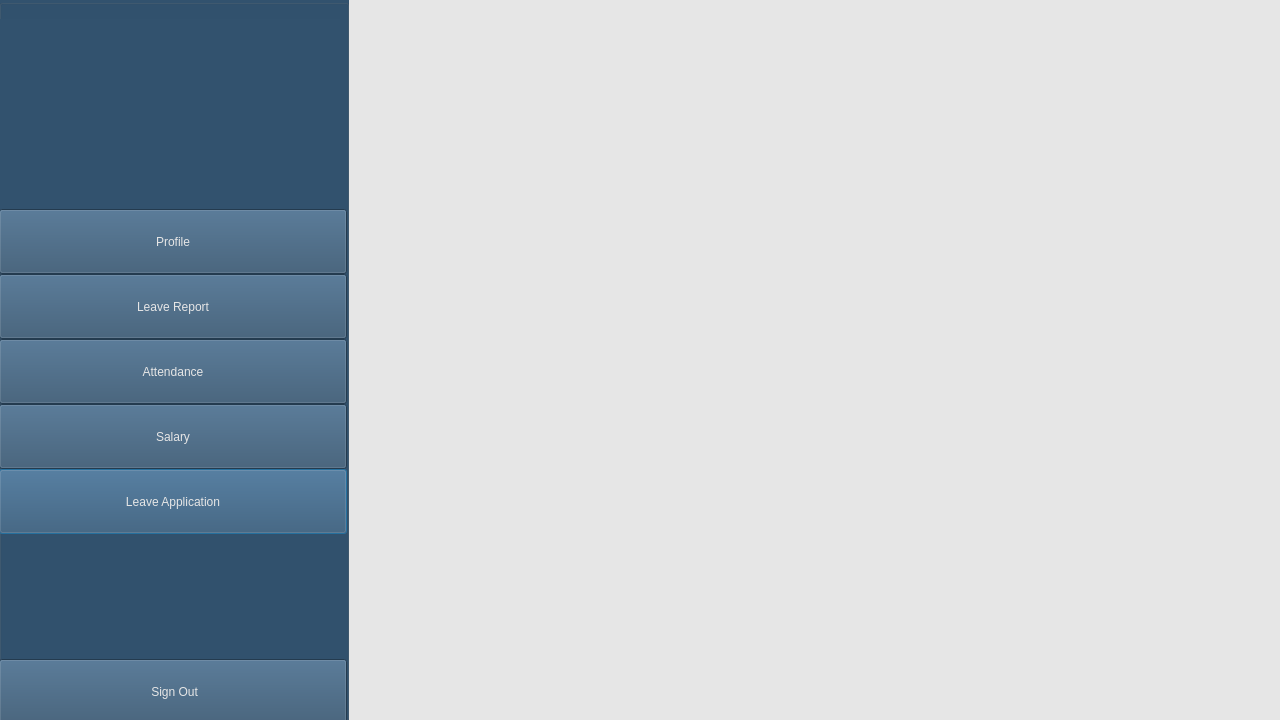
Hammad-Ali-Asif/AEMS, file Employee/Employee Side Bar.ui: the form before one commit.
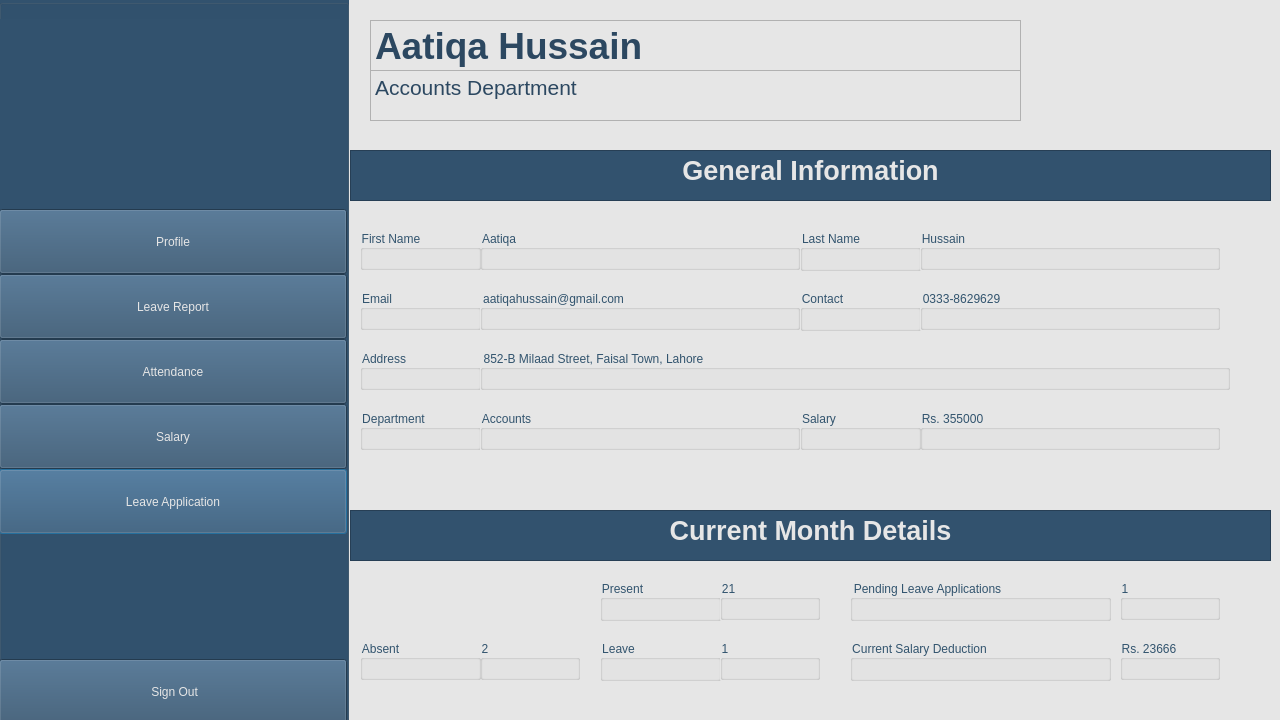
The form after the commit. Icons and pictures are not drawn.

Diff of the .ui file:
```diff
--- a/Employee/Employee Side Bar.ui
+++ b/Employee/Employee Side Bar.ui
@@ -284,6 +284,799 @@
     </property>
    </widget>
   </widget>
+  <widget class="QStackedWidget" name="Pages">
+   <property name="geometry">
+    <rect>
+     <x>350</x>
+     <y>0</y>
+     <width>930</width>
+     <height>720</height>
+    </rect>
+   </property>
+   <property name="currentIndex">
+    <number>0</number>
+   </property>
+   <widget class="QWidget" name="Profile_Page">
+    <widget class="QGroupBox" name="l_name">
+     <property name="geometry">
+      <rect>
+       <x>450</x>
+       <y>230</y>
+       <width>121</width>
+       <height>41</height>
+      </rect>
+     </property>
+     <property name="styleSheet">
+      <string notr="true">color: rgb(50, 84, 110);
+font: 700 14pt &quot;Segoe UI&quot;;
+</string>
+     </property>
+     <property name="title">
+      <string>Last Name</string>
+     </property>
+     <layout class="QHBoxLayout" name="horizontalLayout_5"/>
+    </widget>
+    <widget class="QGroupBox" name="address">
+     <property name="geometry">
+      <rect>
+       <x>10</x>
+       <y>350</y>
+       <width>121</width>
+       <height>40</height>
+      </rect>
+     </property>
+     <property name="minimumSize">
+      <size>
+       <width>0</width>
+       <height>40</height>
+      </size>
+     </property>
+     <property name="maximumSize">
+      <size>
+       <width>16777215</width>
+       <height>40</height>
+      </size>
+     </property>
+     <property name="styleSheet">
+      <string notr="true">color: rgb(50, 84, 110);
+font: 700 14pt &quot;Segoe UI&quot;;
+</string>
+     </property>
+     <property name="title">
+      <string>Address</string>
+     </property>
+     <layout class="QHBoxLayout" name="horizontalLayout_2"/>
+    </widget>
+    <widget class="QGroupBox" name="salary_input">
+     <property name="geometry">
+      <rect>
+       <x>570</x>
+       <y>410</y>
+       <width>300</width>
+       <height>40</height>
+      </rect>
+     </property>
+     <property name="minimumSize">
+      <size>
+       <width>300</width>
+       <height>40</height>
+      </size>
+     </property>
+     <property name="maximumSize">
+      <size>
+       <width>300</width>
+       <height>40</height>
+      </size>
+     </property>
+     <property name="styleSheet">
+      <string notr="true">color: rgb(50, 84, 110);
+font: 14pt &quot;Segoe UI&quot;;
+</string>
+     </property>
+     <property name="title">
+      <string>Rs. 355000</string>
+     </property>
+     <layout class="QHBoxLayout" name="horizontalLayout_16"/>
+    </widget>
+    <widget class="QGroupBox" name="absent_input">
+     <property name="geometry">
+      <rect>
+       <x>130</x>
+       <y>640</y>
+       <width>100</width>
+       <height>40</height>
+      </rect>
+     </property>
+     <property name="minimumSize">
+      <size>
+       <width>100</width>
+       <height>40</height>
+      </size>
+     </property>
+     <property name="maximumSize">
+      <size>
+       <width>100</width>
+       <height>40</height>
+      </size>
+     </property>
+     <property name="styleSheet">
+      <string notr="true">color: rgb(50, 84, 110);
+font: 14pt &quot;Segoe UI&quot;;
+</string>
+     </property>
+     <property name="title">
+      <string>2</string>
+     </property>
+     <layout class="QHBoxLayout" name="horizontalLayout_38"/>
+    </widget>
+    <widget class="QGroupBox" name="pending_applications_input">
+     <property name="geometry">
+      <rect>
+       <x>770</x>
+       <y>580</y>
+       <width>100</width>
+       <height>40</height>
+      </rect>
+     </property>
+     <property name="minimumSize">
+      <size>
+       <width>100</width>
+       <height>40</height>
+      </size>
+     </property>
+     <property name="maximumSize">
+      <size>
+       <width>100</width>
+       <height>40</height>
+      </size>
+     </property>
+     <property name="styleSheet">
+      <string notr="true">color: rgb(50, 84, 110);
+font: 14pt &quot;Segoe UI&quot;;
+</string>
+     </property>
+     <property name="title">
+      <string>1</string>
+     </property>
+     <layout class="QHBoxLayout" name="horizontalLayout_46"/>
+    </widget>
+    <widget class="QGroupBox" name="f_name_input">
+     <property name="geometry">
+      <rect>
+       <x>130</x>
+       <y>230</y>
+       <width>320</width>
+       <height>40</height>
+      </rect>
+     </property>
+     <property name="minimumSize">
+      <size>
+       <width>320</width>
+       <height>40</height>
+      </size>
+     </property>
+     <property name="maximumSize">
+      <size>
+       <width>290</width>
+       <height>40</height>
+      </size>
+     </property>
+     <property name="styleSheet">
+      <string notr="true">color: rgb(50, 84, 110);
+font: 14pt &quot;Segoe UI&quot;;
+</string>
+     </property>
+     <property name="title">
+      <string>Aatiqa</string>
+     </property>
+     <layout class="QHBoxLayout" name="horizontalLayout_8"/>
+    </widget>
+    <widget class="QGroupBox" name="f_name">
+     <property name="geometry">
+      <rect>
+       <x>10</x>
+       <y>230</y>
+       <width>121</width>
+       <height>40</height>
+      </rect>
+     </property>
+     <property name="minimumSize">
+      <size>
+       <width>0</width>
+       <height>40</height>
+      </size>
+     </property>
+     <property name="maximumSize">
+      <size>
+       <width>16777215</width>
+       <height>40</height>
+      </size>
+     </property>
+     <property name="styleSheet">
+      <string notr="true">color: rgb(50, 84, 110);
+font: 700 14pt &quot;Segoe UI&quot;;
+</string>
+     </property>
+     <property name="title">
+      <string>First Name</string>
+     </property>
+     <layout class="QHBoxLayout" name="horizontalLayout"/>
+    </widget>
+    <widget class="QGroupBox" name="l_name_input">
+     <property name="geometry">
+      <rect>
+       <x>570</x>
+       <y>230</y>
+       <width>300</width>
+       <height>40</height>
+      </rect>
+     </property>
+     <property name="minimumSize">
+      <size>
+       <width>300</width>
+       <height>40</height>
+      </size>
+     </property>
+     <property name="maximumSize">
+      <size>
+       <width>300</width>
+       <height>40</height>
+      </size>
+     </property>
+     <property name="styleSheet">
+      <string notr="true">color: rgb(50, 84, 110);
+font: 14pt &quot;Segoe UI&quot;;
+</string>
+     </property>
+     <property name="title">
+      <string>Hussain</string>
+     </property>
+     <layout class="QHBoxLayout" name="horizontalLayout_14"/>
+    </widget>
+    <widget class="QGroupBox" name="pending_applications">
+     <property name="geometry">
+      <rect>
+       <x>500</x>
+       <y>580</y>
+       <width>261</width>
+       <height>41</height>
+      </rect>
+     </property>
+     <property name="styleSheet">
+      <string notr="true">color: rgb(50, 84, 110);
+font: 700 14pt &quot;Segoe UI&quot;;
+</string>
+     </property>
+     <property name="title">
+      <string>Pending Leave Applications</string>
+     </property>
+     <layout class="QHBoxLayout" name="horizontalLayout_45"/>
+    </widget>
+    <widget class="QGroupBox" name="salary_2">
+     <property name="geometry">
+      <rect>
+       <x>450</x>
+       <y>410</y>
+       <width>121</width>
+       <height>40</height>
+      </rect>
+     </property>
+     <property name="minimumSize">
+      <size>
+       <width>0</width>
+       <height>40</height>
+      </size>
+     </property>
+     <property name="maximumSize">
+      <size>
+       <width>16777215</width>
+       <height>40</height>
+      </size>
+     </property>
+     <property name="styleSheet">
+      <string notr="true">color: rgb(50, 84, 110);
+font: 700 14pt &quot;Segoe UI&quot;;
+</string>
+     </property>
+     <property name="title">
+      <string>Salary</string>
+     </property>
+     <layout class="QHBoxLayout" name="horizontalLayout_7"/>
+    </widget>
+    <widget class="QGroupBox" name="email">
+     <property name="geometry">
+      <rect>
+       <x>10</x>
+       <y>290</y>
+       <width>121</width>
+       <height>40</height>
+      </rect>
+     </property>
+     <property name="minimumSize">
+      <size>
+       <width>0</width>
+       <height>40</height>
+      </size>
+     </property>
+     <property name="maximumSize">
+      <size>
+       <width>16777215</width>
+       <height>40</height>
+      </size>
+     </property>
+     <property name="styleSheet">
+      <string notr="true">color: rgb(50, 84, 110);
+font: 700 14pt &quot;Segoe UI&quot;;
+</string>
+     </property>
+     <property name="title">
+      <string>Email</string>
+     </property>
+     <layout class="QHBoxLayout" name="horizontalLayout_3"/>
+    </widget>
+    <widget class="QGroupBox" name="leave">
+     <property name="geometry">
+      <rect>
+       <x>250</x>
+       <y>640</y>
+       <width>121</width>
+       <height>41</height>
+      </rect>
+     </property>
+     <property name="styleSheet">
+      <string notr="true">color: rgb(50, 84, 110);
+font: 700 14pt &quot;Segoe UI&quot;;
+</string>
+     </property>
+     <property name="title">
+      <string>Leave</string>
+     </property>
+     <layout class="QHBoxLayout" name="horizontalLayout_43"/>
+    </widget>
+    <widget class="QTextEdit" name="name">
+     <property name="geometry">
+      <rect>
+       <x>20</x>
+       <y>20</y>
+       <width>651</width>
+       <height>61</height>
+      </rect>
+     </property>
+     <property name="minimumSize">
+      <size>
+       <width>0</width>
+       <height>61</height>
+      </size>
+     </property>
+     <property name="maximumSize">
+      <size>
+       <width>16777215</width>
+       <height>16777215</height>
+      </size>
+     </property>
+     <property name="styleSheet">
+      <string notr="true">color: rgb(44, 72, 97);</string>
+     </property>
+     <property name="html">
+      <string>&lt;!DOCTYPE HTML PUBLIC &quot;-//W3C//DTD HTML 4.0//EN&quot; &quot;http://www.w3.org/TR/REC-html40/strict.dtd&quot;&gt;
+&lt;html&gt;&lt;head&gt;&lt;meta name=&quot;qrichtext&quot; content=&quot;1&quot; /&gt;&lt;style type=&quot;text/css&quot;&gt;
+p, li { white-space: pre-wrap; }
+&lt;/style&gt;&lt;/head&gt;&lt;body style=&quot; font-family:'MS Shell Dlg 2'; font-size:8.25pt; font-weight:400; font-style:normal;&quot;&gt;
+&lt;p style=&quot; margin-top:12px; margin-bottom:12px; margin-left:0px; margin-right:0px; -qt-block-indent:0; text-indent:0px;&quot;&gt;&lt;span style=&quot; font-family:'Segoe UI'; font-size:28pt; font-weight:696;&quot;&gt;Aatiqa Hussain&lt;/span&gt;&lt;/p&gt;&lt;/body&gt;&lt;/html&gt;</string>
+     </property>
+    </widget>
+    <widget class="QGroupBox" name="contact">
+     <property name="geometry">
+      <rect>
+       <x>450</x>
+       <y>290</y>
+       <width>121</width>
+       <height>41</height>
+      </rect>
+     </property>
+     <property name="styleSheet">
+      <string notr="true">color: rgb(50, 84, 110);
+font: 700 14pt &quot;Segoe UI&quot;;
+</string>
+     </property>
+     <property name="title">
+      <string>Contact</string>
+     </property>
+     <layout class="QHBoxLayout" name="horizontalLayout_4"/>
+    </widget>
+    <widget class="QTextEdit" name="department_st">
+     <property name="geometry">
+      <rect>
+       <x>20</x>
+       <y>70</y>
+       <width>651</width>
+       <height>51</height>
+      </rect>
+     </property>
+     <property name="minimumSize">
+      <size>
+       <width>0</width>
+       <height>0</height>
+      </size>
+     </property>
+     <property name="maximumSize">
+      <size>
+       <width>16777215</width>
+       <height>16777215</height>
+      </size>
+     </property>
+     <property name="styleSheet">
+      <string notr="true">color: rgb(44, 72, 97);</string>
+     </property>
+     <property name="html">
+      <string>&lt;!DOCTYPE HTML PUBLIC &quot;-//W3C//DTD HTML 4.0//EN&quot; &quot;http://www.w3.org/TR/REC-html40/strict.dtd&quot;&gt;
+&lt;html&gt;&lt;head&gt;&lt;meta name=&quot;qrichtext&quot; content=&quot;1&quot; /&gt;&lt;style type=&quot;text/css&quot;&gt;
+p, li { white-space: pre-wrap; }
+&lt;/style&gt;&lt;/head&gt;&lt;body style=&quot; font-family:'MS Shell Dlg 2'; font-size:8.25pt; font-weight:400; font-style:normal;&quot;&gt;
+&lt;p style=&quot; margin-top:12px; margin-bottom:12px; margin-left:0px; margin-right:0px; -qt-block-indent:0; text-indent:0px;&quot;&gt;&lt;span style=&quot; font-family:'Segoe UI'; font-size:16pt;&quot;&gt;Accounts Department&lt;/span&gt;&lt;/p&gt;&lt;/body&gt;&lt;/html&gt;</string>
+     </property>
+    </widget>
+    <widget class="QGroupBox" name="present">
+     <property name="geometry">
+      <rect>
+       <x>250</x>
+       <y>580</y>
+       <width>121</width>
+       <height>41</height>
+      </rect>
+     </property>
+     <property name="styleSheet">
+      <string notr="true">color: rgb(50, 84, 110);
+font: 700 14pt &quot;Segoe UI&quot;;
+</string>
+     </property>
+     <property name="title">
+      <string>Present</string>
+     </property>
+     <layout class="QHBoxLayout" name="horizontalLayout_41"/>
+    </widget>
+    <widget class="QGroupBox" name="current_deduction">
+     <property name="geometry">
+      <rect>
+       <x>500</x>
+       <y>640</y>
+       <width>261</width>
+       <height>41</height>
+      </rect>
+     </property>
+     <property name="styleSheet">
+      <string notr="true">color: rgb(50, 84, 110);
+font: 700 14pt &quot;Segoe UI&quot;;
+</string>
+     </property>
+     <property name="title">
+      <string>Current Salary Deduction</string>
+     </property>
+     <layout class="QHBoxLayout" name="horizontalLayout_47"/>
+    </widget>
+    <widget class="QGroupBox" name="contact_input">
+     <property name="geometry">
+      <rect>
+       <x>570</x>
+       <y>290</y>
+       <width>300</width>
+       <height>40</height>
+      </rect>
+     </property>
+     <property name="minimumSize">
+      <size>
+       <width>300</width>
+       <height>40</height>
+      </size>
+     </property>
+     <property name="maximumSize">
+      <size>
+       <width>300</width>
+       <height>40</height>
+      </size>
+     </property>
+     <property name="styleSheet">
+      <string notr="true">color: rgb(50, 84, 110);
+font: 14pt &quot;Segoe UI&quot;;
+</string>
+     </property>
+     <property name="title">
+      <string>0333-8629629</string>
+     </property>
+     <layout class="QHBoxLayout" name="horizontalLayout_15"/>
+    </widget>
+    <widget class="QTextEdit" name="general_info">
+     <property name="geometry">
+      <rect>
+       <x>0</x>
+       <y>150</y>
+       <width>921</width>
+       <height>51</height>
+      </rect>
+     </property>
+     <property name="styleSheet">
+      <string notr="true">background-color: rgb(50, 82, 110);
+color: rgb(230, 230, 230);</string>
+     </property>
+     <property name="html">
+      <string>&lt;!DOCTYPE HTML PUBLIC &quot;-//W3C//DTD HTML 4.0//EN&quot; &quot;http://www.w3.org/TR/REC-html40/strict.dtd&quot;&gt;
+&lt;html&gt;&lt;head&gt;&lt;meta name=&quot;qrichtext&quot; content=&quot;1&quot; /&gt;&lt;style type=&quot;text/css&quot;&gt;
+p, li { white-space: pre-wrap; }
+&lt;/style&gt;&lt;/head&gt;&lt;body style=&quot; font-family:'MS Shell Dlg 2'; font-size:8.25pt; font-weight:400; font-style:normal;&quot;&gt;
+&lt;p align=&quot;center&quot; style=&quot; margin-top:0px; margin-bottom:0px; margin-left:0px; margin-right:0px; -qt-block-indent:0; text-indent:0px;&quot;&gt;&lt;span style=&quot; font-family:'Segoe UI'; font-size:20pt; font-weight:696;&quot;&gt;General Information&lt;/span&gt;&lt;/p&gt;&lt;/body&gt;&lt;/html&gt;</string>
+     </property>
+    </widget>
+    <widget class="QGroupBox" name="email_input">
+     <property name="geometry">
+      <rect>
+       <x>130</x>
+       <y>290</y>
+       <width>320</width>
+       <height>40</height>
+      </rect>
+     </property>
+     <property name="minimumSize">
+      <size>
+       <width>320</width>
+       <height>40</height>
+      </size>
+     </property>
+     <property name="maximumSize">
+      <size>
+       <width>320</width>
+       <height>40</height>
+      </size>
+     </property>
+     <property name="styleSheet">
+      <string notr="true">color: rgb(50, 84, 110);
+font: 14pt &quot;Segoe UI&quot;;
+</string>
+     </property>
+     <property name="title">
+      <string>aatiqahussain@gmail.com</string>
+     </property>
+     <layout class="QHBoxLayout" name="horizontalLayout_9"/>
+    </widget>
+    <widget class="QTextEdit" name="month_details">
+     <property name="geometry">
+      <rect>
+       <x>0</x>
+       <y>510</y>
+       <width>921</width>
+       <height>51</height>
+      </rect>
+     </property>
+     <property name="styleSheet">
+      <string notr="true">background-color: rgb(50, 82, 110);
+color: rgb(230, 230, 230);</string>
+     </property>
+     <property name="html">
+      <string>&lt;!DOCTYPE HTML PUBLIC &quot;-//W3C//DTD HTML 4.0//EN&quot; &quot;http://www.w3.org/TR/REC-html40/strict.dtd&quot;&gt;
+&lt;html&gt;&lt;head&gt;&lt;meta name=&quot;qrichtext&quot; content=&quot;1&quot; /&gt;&lt;style type=&quot;text/css&quot;&gt;
+p, li { white-space: pre-wrap; }
+&lt;/style&gt;&lt;/head&gt;&lt;body style=&quot; font-family:'MS Shell Dlg 2'; font-size:8.25pt; font-weight:400; font-style:normal;&quot;&gt;
+&lt;p align=&quot;center&quot; style=&quot; margin-top:0px; margin-bottom:0px; margin-left:0px; margin-right:0px; -qt-block-indent:0; text-indent:0px;&quot;&gt;&lt;span style=&quot; font-family:'Segoe UI'; font-size:20pt; font-weight:696;&quot;&gt;Current Month Details&lt;/span&gt;&lt;/p&gt;&lt;/body&gt;&lt;/html&gt;</string>
+     </property>
+    </widget>
+    <widget class="QGroupBox" name="department">
+     <property name="geometry">
+      <rect>
+       <x>10</x>
+       <y>410</y>
+       <width>121</width>
+       <height>40</height>
+      </rect>
+     </property>
+     <property name="minimumSize">
+      <size>
+       <width>0</width>
+       <height>40</height>
+      </size>
+     </property>
+     <property name="maximumSize">
+      <size>
+       <width>16777215</width>
+       <height>40</height>
+      </size>
+     </property>
+     <property name="styleSheet">
+      <string notr="true">color: rgb(50, 84, 110);
+font: 700 14pt &quot;Segoe UI&quot;;
+</string>
+     </property>
+     <property name="title">
+      <string>Department</string>
+     </property>
+     <layout class="QHBoxLayout" name="horizontalLayout_6"/>
+    </widget>
+    <widget class="QGroupBox" name="current_deduction_input">
+     <property name="geometry">
+      <rect>
+       <x>770</x>
+       <y>640</y>
+       <width>100</width>
+       <height>40</height>
+      </rect>
+     </property>
+     <property name="minimumSize">
+      <size>
+       <width>100</width>
+       <height>40</height>
+      </size>
+     </property>
+     <property name="maximumSize">
+      <size>
+       <width>100</width>
+       <height>40</height>
+      </size>
+     </property>
+     <property name="styleSheet">
+      <string notr="true">color: rgb(50, 84, 110);
+font: 14pt &quot;Segoe UI&quot;;
+</string>
+     </property>
+     <property name="title">
+      <string>Rs. 23666</string>
+     </property>
+     <layout class="QHBoxLayout" name="horizontalLayout_48"/>
+    </widget>
+    <widget class="QGroupBox" name="department_input">
+     <property name="geometry">
+      <rect>
+       <x>130</x>
+       <y>410</y>
+       <width>320</width>
+       <height>40</height>
+      </rect>
+     </property>
+     <property name="minimumSize">
+      <size>
+       <width>320</width>
+       <height>40</height>
+      </size>
+     </property>
+     <property name="maximumSize">
+      <size>
+       <width>320</width>
+       <height>40</height>
+      </size>
+     </property>
+     <property name="styleSheet">
+      <string notr="true">color: rgb(50, 84, 110);
+font: 14pt &quot;Segoe UI&quot;;
+</string>
+     </property>
+     <property name="title">
+      <string>Accounts</string>
+     </property>
+     <layout class="QHBoxLayout" name="horizontalLayout_12"/>
+    </widget>
+    <widget class="QGroupBox" name="leave_input">
+     <property name="geometry">
+      <rect>
+       <x>370</x>
+       <y>640</y>
+       <width>100</width>
+       <height>40</height>
+      </rect>
+     </property>
+     <property name="minimumSize">
+      <size>
+       <width>100</width>
+       <height>40</height>
+      </size>
+     </property>
+     <property name="maximumSize">
+      <size>
+       <width>100</width>
+       <height>40</height>
+      </size>
+     </property>
+     <property name="styleSheet">
+      <string notr="true">color: rgb(50, 84, 110);
+font: 14pt &quot;Segoe UI&quot;;
+</string>
+     </property>
+     <property name="title">
+      <string>1</string>
+     </property>
+     <layout class="QHBoxLayout" name="horizontalLayout_40"/>
+    </widget>
+    <widget class="QGroupBox" name="absent">
+     <property name="geometry">
+      <rect>
+       <x>10</x>
+       <y>640</y>
+       <width>121</width>
+       <height>40</height>
+      </rect>
+     </property>
+     <property name="minimumSize">
+      <size>
+       <width>0</width>
+       <height>40</height>
+      </size>
+     </property>
+     <property name="maximumSize">
+      <size>
+       <width>16777215</width>
+       <height>40</height>
+      </size>
+     </property>
+     <property name="styleSheet">
+      <string notr="true">color: rgb(50, 84, 110);
+font: 700 14pt &quot;Segoe UI&quot;;
+</string>
+     </property>
+     <property name="title">
+      <string>Absent</string>
+     </property>
+     <layout class="QHBoxLayout" name="horizontalLayout_42"/>
+    </widget>
+    <widget class="QGroupBox" name="address_input">
+     <property name="geometry">
+      <rect>
+       <x>130</x>
+       <y>350</y>
+       <width>750</width>
+       <height>40</height>
+      </rect>
+     </property>
+     <property name="minimumSize">
+      <size>
+       <width>750</width>
+       <height>40</height>
+      </size>
+     </property>
+     <property name="maximumSize">
+      <size>
+       <width>750</width>
+       <height>40</height>
+      </size>
+     </property>
+     <property name="styleSheet">
+      <string notr="true">color: rgb(50, 84, 110);
+font: 14pt &quot;Segoe UI&quot;;
+</string>
+     </property>
+     <property name="title">
+      <string>852-B Milaad Street, Faisal Town, Lahore</string>
+     </property>
+     <layout class="QHBoxLayout" name="horizontalLayout_10"/>
+    </widget>
+    <widget class="QGroupBox" name="present_input">
+     <property name="geometry">
+      <rect>
+       <x>370</x>
+       <y>580</y>
+       <width>100</width>
+       <height>40</height>
+      </rect>
+     </property>
+     <property name="minimumSize">
+      <size>
+       <width>100</width>
+       <height>40</height>
+      </size>
+     </property>
+     <property name="maximumSize">
+      <size>
+       <width>100</width>
+       <height>40</height>
+      </size>
+     </property>
+     <property name="styleSheet">
+      <string notr="true">color: rgb(50, 84, 110);
+font: 14pt &quot;Segoe UI&quot;;
+</string>
+     </property>
+     <property name="title">
+      <string>21</string>
+     </property>
+     <layout class="QHBoxLayout" name="horizontalLayout_37"/>
+    </widget>
+   </widget>
+  </widget>
  </widget>
  <resources/>
  <connections/>
```
Left out of the diff: 4 changed lines with no effect on the pictures.
